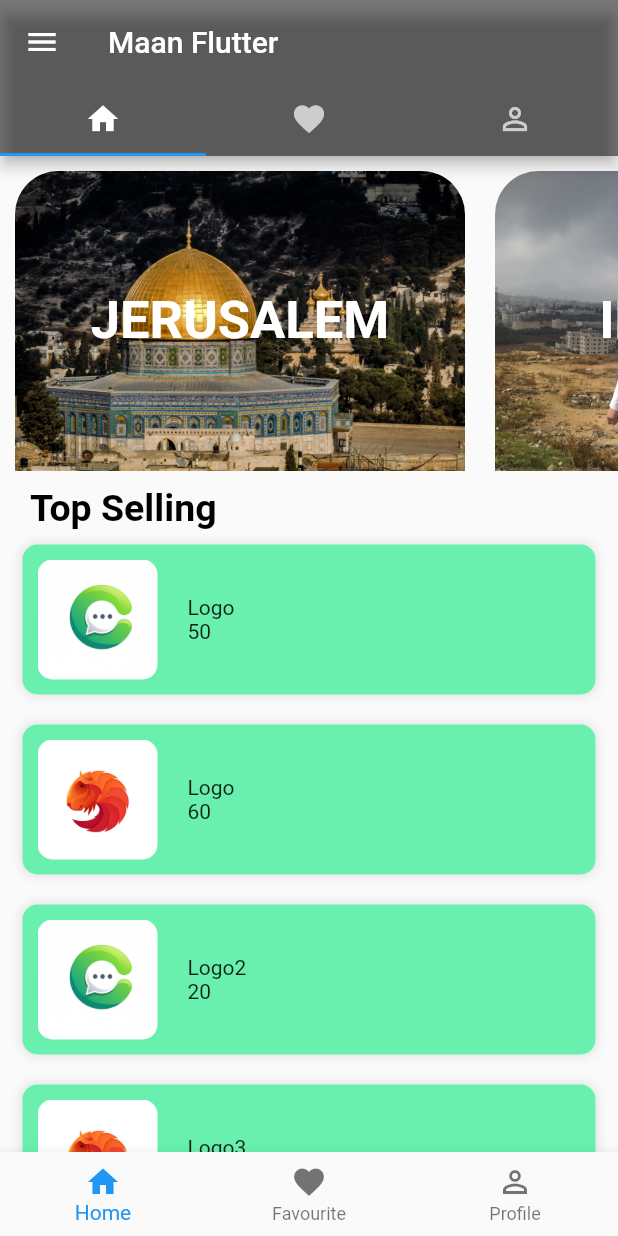
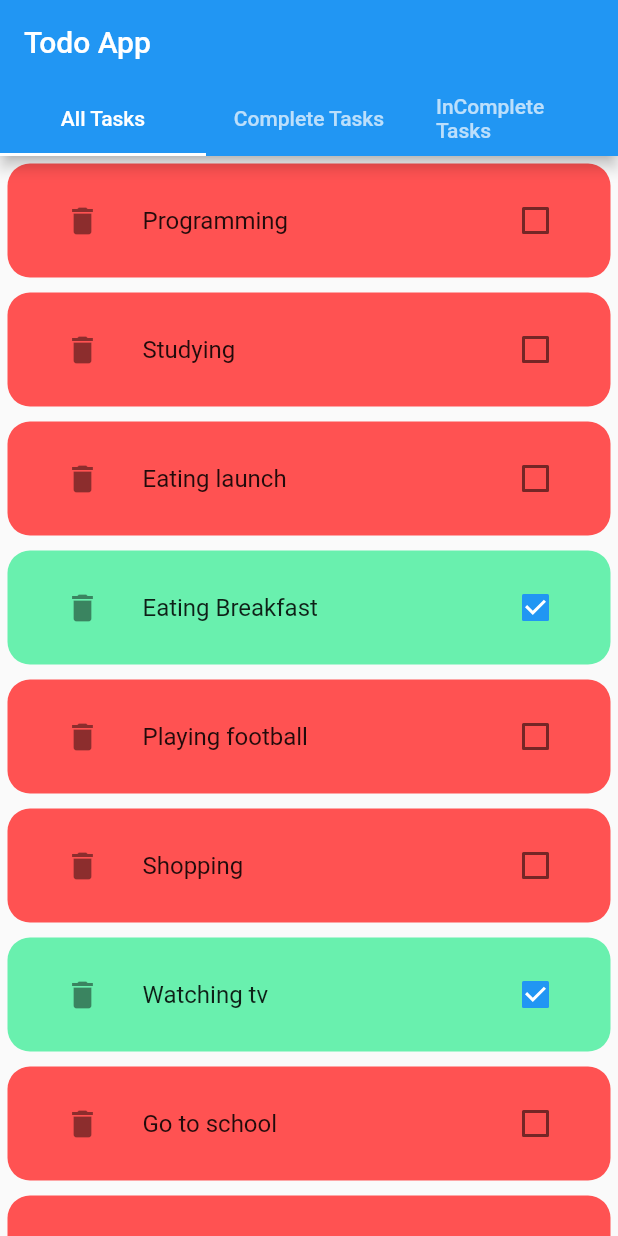
Before and after one commit to shadysamara/maan2_flutter1, a Flutter app: the screen it shows after launch, on a phone screen of 412 x 824 dp. Run offline on Flutter 3.47's test engine with Material 2 defaults, Android fonts, the phone set to English and light mode, and no system bars.

Commit message:
todo app

```diff
--- a/lib/main.dart
+++ b/lib/main.dart
@@ -2,11 +2,12 @@ import 'package:flutter/cupertino.dart';
 import 'package:flutter/material.dart';
 import 'package:flutter1/image_widget.dart';
 import 'package:flutter1/images.dart';
+import 'package:flutter1/todo_app/ui/todo_main_page.dart';
 import 'package:flutter1/top_selling_widget.dart';
 
 void main() {
   runApp(MaterialApp(
-    home: Page1(),
+    home: TodoMainPage(),
   ));
 }
 
--- /dev/null
+++ b/lib/todo_app/data/dummy_data.dart
@@ -0,0 +1,13 @@
+import 'package:flutter1/todo_app/models/task_model.dart';
+
+List<Task> tasks = [
+  Task('Programming', false),
+  Task('Studying', false),
+  Task('Eating launch', false),
+  Task('Eating Breakfast', true),
+  Task('Playing football', false),
+  Task('Shopping', false),
+  Task('Watching tv', true),
+  Task('Go to school', false),
+  Task('Playing vedio games', false),
+];
--- /dev/null
+++ b/lib/todo_app/models/task_model.dart
@@ -0,0 +1,5 @@
+class Task {
+  String title;
+  bool isComplete;
+  Task(this.title, this.isComplete);
+}
--- /dev/null
+++ b/lib/todo_app/ui/pages/all_tasks_page.dart
@@ -0,0 +1,18 @@
+import 'package:flutter/material.dart';
+import 'package:flutter1/todo_app/data/dummy_data.dart';
+import 'package:flutter1/todo_app/ui/widgets/task_widget.dart';
+
+class AllTasks extends StatelessWidget {
+  Function updating;
+  Function removing;
+  AllTasks(this.updating, this.removing);
+  @override
+  Widget build(BuildContext context) {
+    // TODO: implement build
+    return ListView.builder(
+        itemCount: tasks.length,
+        itemBuilder: (context, index) {
+          return TaskWidget(tasks[index], updating, removing);
+        });
+  }
+}
--- /dev/null
+++ b/lib/todo_app/ui/todo_main_page.dart
@@ -0,0 +1,52 @@
+import 'package:flutter/material.dart';
+import 'package:flutter1/todo_app/data/dummy_data.dart';
+import 'package:flutter1/todo_app/models/task_model.dart';
+import 'package:flutter1/todo_app/ui/pages/all_tasks_page.dart';
+import 'package:flutter1/todo_app/ui/pages/complete_tasks_page.dart';
+import 'package:flutter1/todo_app/ui/pages/incomplete_tasks_page.dart';
+
+class TodoMainPage extends StatefulWidget {
+  @override
+  _TodoMainPageState createState() => _TodoMainPageState();
+}
+
+class _TodoMainPageState extends State<TodoMainPage> {
+  updateTask(Task task) {
+    int index = tasks.indexOf(task);
+    tasks[index].isComplete = !tasks[index].isComplete;
+    setState(() {});
+  }
+
+  removeTask(Task task) {
+    tasks.remove(task);
+    setState(() {});
+  }
+
+  @override
+  Widget build(BuildContext context) {
+    // TODO: implement build
+    return DefaultTabController(
+        length: 3,
+        child: Scaffold(
+          appBar: AppBar(
+            title: Text('Todo App'),
+            bottom: TabBar(tabs: [
+              Tab(
+                child: Text('All Tasks'),
+              ),
+              Tab(
+                child: Text('Complete Tasks'),
+              ),
+              Tab(
+                child: Text('InComplete Tasks'),
+              ),
+            ]),
+          ),
+          body: TabBarView(children: [
+            AllTasks(updateTask, removeTask),
+            CompleteTasks(updateTask, removeTask),
+            InCompleteTasks(updateTask, removeTask)
+          ]),
+        ));
+  }
+}
--- /dev/null
+++ b/lib/todo_app/ui/widgets/task_widget.dart
@@ -0,0 +1,33 @@
+import 'package:flutter/material.dart';
+import 'package:flutter1/todo_app/models/task_model.dart';
+
+class TaskWidget extends StatelessWidget {
+  Task task;
+  Function updating;
+  Function removing;
+  TaskWidget(this.task, this.updating, this.removing);
+
+  @override
+  Widget build(BuildContext context) {
+    // TODO: implement build
+    return Container(
+        margin: EdgeInsets.symmetric(horizontal: 5, vertical: 5),
+        padding: EdgeInsets.symmetric(horizontal: 10, vertical: 10),
+        decoration: BoxDecoration(
+            color: task.isComplete ? Colors.greenAccent : Colors.redAccent,
+            borderRadius: BorderRadius.circular(15)),
+        child: ListTile(
+          leading: IconButton(
+              onPressed: () {
+                removing(task);
+              },
+              icon: Icon(Icons.delete)),
+          trailing: Checkbox(
+              value: task.isComplete,
+              onChanged: (v) {
+                updating(task);
+              }),
+          title: Text(task.title),
+        ));
+  }
+}
```
Also changed, not shown: lib/todo_app/ui/pages/complete_tasks_page.dart (added, +22 -0 lines), lib/todo_app/ui/pages/incomplete_tasks_page.dart (added, +23 -0 lines).
